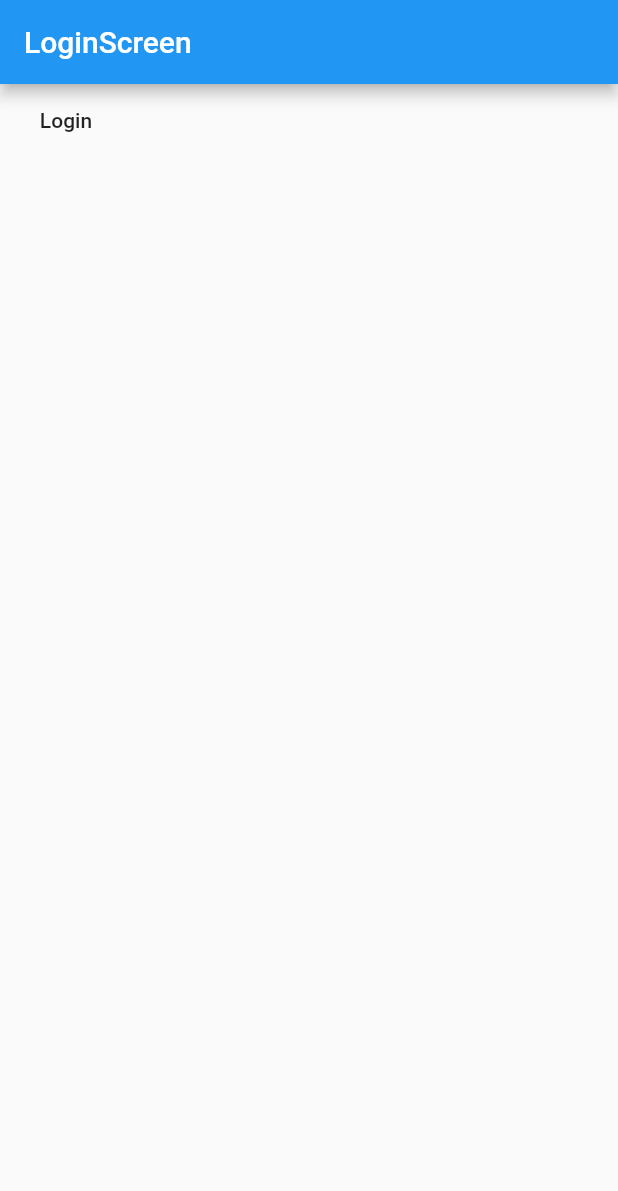
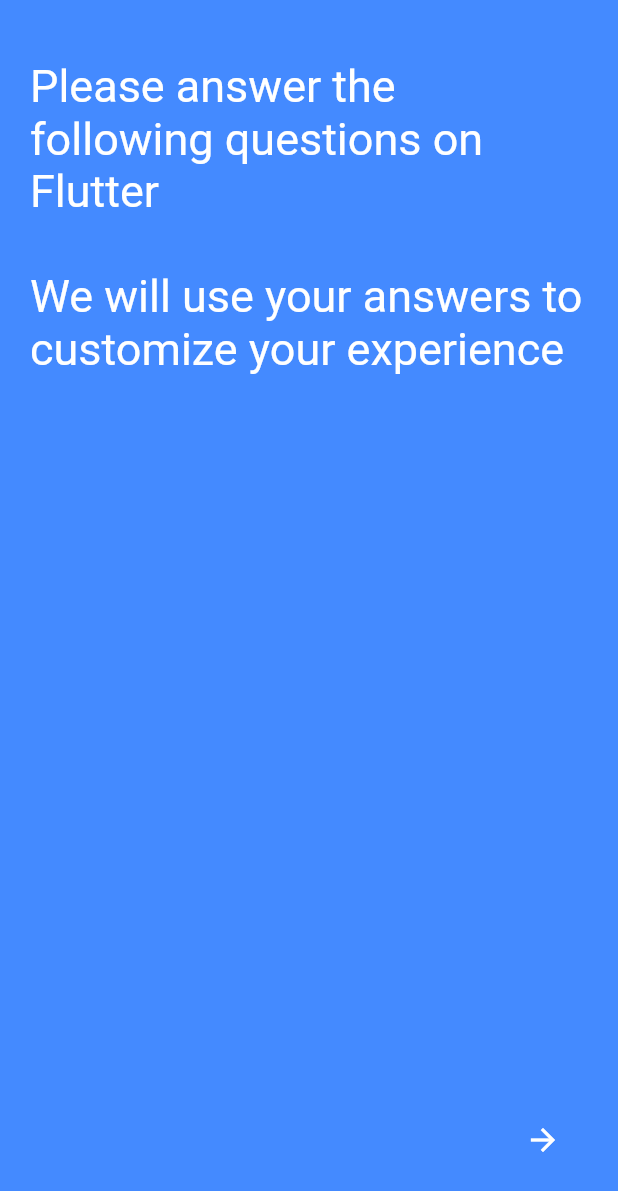
Before and after one commit to danielwilliamson/FlutterConnect, a Flutter app: the screen it shows after launch, on a phone screen of 412 x 824 dp. Shown: the top 1191 px of the screen. Run offline on Flutter 3.47's test engine with Material 2 defaults, Android fonts, the phone set to English and light mode, and no system bars; our stand-ins replace firebase_auth, google_sign_in; accounts and stored records are empty.

Commit message:
Completed main onboarding work

```diff
--- /dev/null
+++ b/flutter_connect/lib/Screens/onboardingScreen.dart
@@ -0,0 +1,294 @@
+import 'package:flutter/material.dart';
+
+class OnboardingScreen extends StatefulWidget {
+  @override
+  _OnboardingScreenState createState() => _OnboardingScreenState();
+}
+
+class _OnboardingScreenState extends State<OnboardingScreen> {
+  OnboardingScreenType currentScreen = OnboardingScreenType.basicWidget;
+  PageController pageViewController;
+  Map<OnboardingScreenType, int> selectedLevels =
+      Map<OnboardingScreenType, int>();
+
+  @override
+  void initState() {
+    // TODO: implement initState
+    super.initState();
+    pageViewController = PageController();
+  }
+
+  @override
+  Widget build(BuildContext context) {
+    _handleNextTapped() async {
+      await pageViewController.nextPage(
+          duration: Duration(milliseconds: 200), curve: Curves.ease);
+    }
+
+    return Scaffold(
+        body: PageView.builder(
+            itemCount: 7,
+            controller: pageViewController,
+            itemBuilder: (c, index) {
+              OnboardingScreenType type = OnboardingScreenType.introduction;
+
+              switch (index) {
+                case 0:
+                  type = OnboardingScreenType.introduction;
+                  break;
+                case 1:
+                  type = OnboardingScreenType.basicWidget;
+                  break;
+                case 2:
+                  type = OnboardingScreenType.stateManagement;
+                  break;
+                case 3:
+                  type = OnboardingScreenType.data;
+                  break;
+                case 4:
+                  type = OnboardingScreenType.asynchronous;
+                  break;
+                case 5:
+                  type = OnboardingScreenType.advanceUI;
+                  break;
+                case 6:
+                  type = OnboardingScreenType.advanvedTopics;
+                  break;
+              }
+
+              return SingleScreen(type, (level) {
+                selectedLevels.putIfAbsent(type, () => level);
+                _handleNextTapped();
+              });
+            }));
+  }
+}
+
+enum OnboardingScreenType {
+  introduction,
+  basicWidget,
+  stateManagement,
+  data,
+  asynchronous,
+  advanceUI,
+  advanvedTopics
+}
+
+class SingleScreen extends StatefulWidget {
+  final OnboardingScreenType type;
+  final Function(int level) nextTapped;
+  SingleScreen(this.type, this.nextTapped);
+
+  @override
+  _SingleScreenState createState() => _SingleScreenState();
+}
+
+class _SingleScreenState extends State<SingleScreen> {
+  @override
+  Widget build(BuildContext context) {
+    return Container(
+      padding: EdgeInsets.fromLTRB(20, 40, 0, 20),
+      color: colorForType(),
+      child: Stack(
+        children: [
+          Column(
+            children: [
+              Padding(
+                padding: const EdgeInsets.only(right: 20),
+                child: Text(
+                  titleForType(),
+                  style: TextStyle(
+                    fontSize: 30,
+                    color: Colors.white,
+                  ),
+                  textAlign: TextAlign.left,
+                ),
+              ),
+            ],
+            mainAxisAlignment: MainAxisAlignment.start,
+          ),
+          Column(
+            mainAxisAlignment: MainAxisAlignment.center,
+            crossAxisAlignment: CrossAxisAlignment.stretch,
+            children: [
+              Padding(
+                  padding: const EdgeInsets.only(right: 20),
+                  child: contentForType())
+            ],
+          ),
+          if (widget.type == OnboardingScreenType.introduction ||
+              widget.type == OnboardingScreenType.advanvedTopics)
+            Positioned(
+              right: 0,
+              bottom: 20,
+              child: FlatButton.icon(
+                highlightColor: Colors.transparent,
+                splashColor: Colors.transparent,
+                onPressed: () => widget.nextTapped(null),
+                label: Container(),
+                icon: Icon(
+                  Icons.arrow_forward,
+                  color: Colors.white,
+                ),
+              ),
+            )
+        ],
+      ),
+    );
+  }
+
+  Color colorForType() {
+    switch (widget.type) {
+      case OnboardingScreenType.introduction:
+        return Colors.blueAccent;
+      case OnboardingScreenType.basicWidget:
+        return Colors.deepOrangeAccent;
+      case OnboardingScreenType.stateManagement:
+        return Colors.orange;
+      case OnboardingScreenType.data:
+        return Colors.deepPurple;
+      case OnboardingScreenType.asynchronous:
+        return Colors.teal;
+      case OnboardingScreenType.advanceUI:
+        return Colors.indigo;
+      case OnboardingScreenType.advanvedTopics:
+        return Colors.lime;
+      default:
+        return Colors.purpleAccent;
+    }
+  }
+
+  String titleForType() {
+    switch (widget.type) {
+      case OnboardingScreenType.introduction:
+        return "Please answer the following questions on Flutter\n\nWe will use your answers to customize your experience";
+      case OnboardingScreenType.basicWidget:
+        return "Basic UI Knowledge";
+      case OnboardingScreenType.stateManagement:
+        return "State Management";
+      case OnboardingScreenType.data:
+        return "Processing Data";
+      case OnboardingScreenType.asynchronous:
+        return "Asynchronous";
+      case OnboardingScreenType.advanceUI:
+        return "Advanced UI";
+      case OnboardingScreenType.advanvedTopics:
+        return "Advanced Topics";
+      default:
+        return "";
+    }
+  }
+
+  Widget contentForType() {
+    if (widget.type == OnboardingScreenType.introduction) {
+      return Container();
+    }
+    return QuestionSelectionWidget(widget.type, (levelSelected) {
+      widget.nextTapped(levelSelected);
+      print(levelSelected);
+    });
+  }
+}
+
+class QuestionSelectionWidget extends StatefulWidget {
+  final OnboardingScreenType screenType;
+  final Function(int level) didSelectLevel;
+
+  QuestionSelectionWidget(this.screenType, this.didSelectLevel, {Key key})
+      : super(key: key);
+
+  _QuestionSelectionWidgetState createState() =>
+      _QuestionSelectionWidgetState();
+}
+
+class _QuestionSelectionWidgetState extends State<QuestionSelectionWidget> {
+  @override
+  Widget build(BuildContext context) {
+    return Column(
+        mainAxisAlignment: MainAxisAlignment.center,
+        crossAxisAlignment: CrossAxisAlignment.stretch,
+        children: questionWidgetsFromQuestions(questionsForType()));
+  }
+
+  List<Widget> questionWidgetsFromQuestions(List<String> questionStrings) {
+    List<Widget> questions = [];
+
+    for (var i = 0; i < questionStrings.length; i++) {
+      final question = questionStrings[i];
+      questions.add(RaisedButton(
+          color: Colors.white,
+          shape: new RoundedRectangleBorder(
+              borderRadius: new BorderRadius.circular(10.0)),
+          onPressed: () => widget.didSelectLevel(i + 1),
+          child: Padding(
+            padding: const EdgeInsets.all(20.0),
+            child: Text(
+              question,
+              textAlign: TextAlign.center,
+            ),
+          )));
+
+      if (i < questionStrings.length - 1) {
+        questions.add(Padding(
+          padding: const EdgeInsets.all(8.0),
+          child: Icon(
+            Icons.arrow_downward,
+            color: Colors.white,
+          ),
+        ));
+      }
+    }
+
+    return questions;
+  }
+
+  List<String> questionsForType() {
+    switch (widget.screenType) {
+      case OnboardingScreenType.basicWidget:
+        return [
+          'It Runs!',
+          'I can position widgets in a Row or Column',
+          'Building lists with dynamic content is easy!',
+          'Global themes have been applied throughout the app',
+          'I can overlay widgets ontop of each other',
+        ];
+      case OnboardingScreenType.stateManagement:
+        return [
+          'I know the difference between a StateLESS and StateFULL widget',
+          'Changing the color of my FAB using setState() is simple',
+          'Using Inherited Widget to update the data throughout my app is easy'
+              'I have used other techniques such as Bloc or Provider',
+        ];
+      case OnboardingScreenType.data:
+        return [
+          'I have made API request before using dart:api',
+          'Serializing JSON to my pre defined models was simple',
+          'I can save key value pairs using SharedPreferences'
+              'I have a fully functioning relational SQL database using sqflite',
+        ];
+
+      case OnboardingScreenType.asynchronous:
+        return [
+          'Never Used',
+          'Have used async & await to grab information',
+          'Utilised Futures and Streams',
+          'Integrated FutureBuilders and StreamBuilders in my Widget tree to update the UI when new data becomes available'
+        ];
+      case OnboardingScreenType.advanceUI:
+        return [
+          'Never Used',
+          'Created tween animations to make my UI pop!',
+          'Used Hero widgets for transitioning between screens',
+          'Know about Widgets Sliver counterparts to take the UX to the next level'
+        ];
+      case OnboardingScreenType.advanvedTopics:
+        return [
+          'Not for me yet',
+          'Added Flutter into my existing iOS or Android App',
+          'I\'m ahead of the game and have already created a website using FlutterWeb',
+        ];
+      default:
+        return [];
+    }
+  }
+}
--- a/flutter_connect/lib/main.dart
+++ b/flutter_connect/lib/main.dart
@@ -1,5 +1,6 @@
 import 'package:flutter/material.dart';
 import 'package:flutter_connect/Screens/loginScreen.dart';
+import 'package:flutter_connect/Screens/onboardingScreen.dart';
 
 void main() => runApp(MyApp());
 
@@ -9,7 +10,8 @@ class MyApp extends StatelessWidget {
   Widget build(BuildContext context) {
     return MaterialApp(
       title: 'Flutter Demo',
-      home: LoginScreen(),
+      theme: ThemeData(),
+      home: OnboardingScreen(),
       routes: {'/login': (c) => LoginScreen()},
     );
   }
--- a/flutter_connect/pubspec.yaml
+++ b/flutter_connect/pubspec.yaml
@@ -14,7 +14,7 @@ description: A new Flutter project.
 version: 1.0.0+1
 
 environment:
-  sdk: ">=2.1.0 <3.0.0"
+  sdk: ">=2.2.2 <3.0.0"
 
 dependencies:
   flutter:
```
Also changed, not shown: flutter_connect/pubspec.lock.
